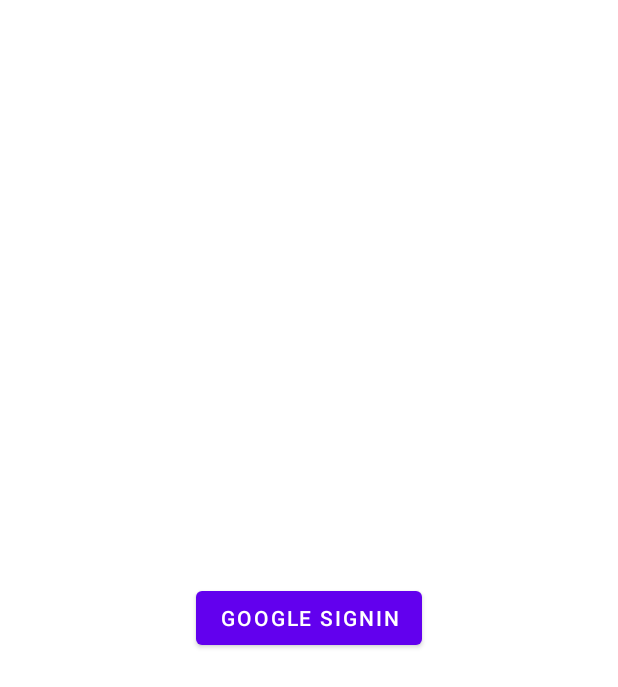
After one commit to Lizaveta16/SimpleFirebaseChat, an Android app: the layout activity_sign_in.xml on its own in the app's theme, with its tools: preview values and no code run, on a phone screen of 412 x 824 dp. The commit adds this screen. Shown: the top 687 px of the screen. Run offline under Robolectric (Android 15) with nearby library versions, the phone set to English and light mode, and no system bars.

Commit message:
Added authentification with google account

```diff
--- a/app/build.gradle
+++ b/app/build.gradle
@@ -44,6 +44,8 @@
     implementation 'com.google.android.material:material:1.4.0'
     implementation 'androidx.constraintlayout:constraintlayout:2.1.1'
     implementation 'com.google.firebase:firebase-database'
+    implementation 'com.google.firebase:firebase-auth-ktx:21.0.1'
+    implementation 'com.google.android.gms:play-services-auth:19.2.0'
     testImplementation 'junit:junit:4.+'
     androidTestImplementation 'androidx.test.ext:junit:1.1.3'
     androidTestImplementation 'androidx.test.espresso:espresso-core:3.4.0'
--- a/app/src/main/AndroidManifest.xml
+++ b/app/src/main/AndroidManifest.xml
@@ -9,13 +9,14 @@
         android:roundIcon="@mipmap/ic_launcher_round"
         android:supportsRtl="true"
         android:theme="@style/Theme.SimpleChat">
-        <activity android:name=".MainActivity">
+        <activity android:name=".SignInAct">
             <intent-filter>
                 <action android:name="android.intent.action.MAIN" />
 
                 <category android:name="android.intent.category.LAUNCHER" />
             </intent-filter>
         </activity>
+        <activity android:name=".MainActivity"/>
     </application>
 
 </manifest>
--- /dev/null
+++ b/app/src/main/res/layout/activity_sign_in.xml
@@ -0,0 +1,19 @@
+<?xml version="1.0" encoding="utf-8"?>
+<androidx.constraintlayout.widget.ConstraintLayout xmlns:android="http://schemas.android.com/apk/res/android"
+    xmlns:app="http://schemas.android.com/apk/res-auto"
+    xmlns:tools="http://schemas.android.com/tools"
+    android:layout_width="match_parent"
+    android:layout_height="match_parent"
+    tools:context=".SignInAct">
+
+    <Button
+        android:id="@+id/butSignIn"
+        android:layout_width="wrap_content"
+        android:layout_height="wrap_content"
+        android:text="@string/sign_in_but_text"
+        android:textAllCaps="true"
+        app:layout_constraintBottom_toBottomOf="parent"
+        app:layout_constraintEnd_toEndOf="parent"
+        app:layout_constraintStart_toStartOf="parent"
+        app:layout_constraintTop_toTopOf="parent" />
+</androidx.constraintlayout.widget.ConstraintLayout>
--- a/app/src/main/res/values/strings.xml
+++ b/app/src/main/res/values/strings.xml
@@ -1,4 +1,5 @@
 <resources>
     <string name="app_name">SimpleChat</string>
     <string name="send_text">Сообщение</string>
+    <string name="sign_in_but_text">Google SignIn</string>
 </resources>
```
Also changed, not shown: app/src/main/java/com/lizaveta16/simplechat/SignInAct.kt (added, +74 -0 lines), 1 other file.
